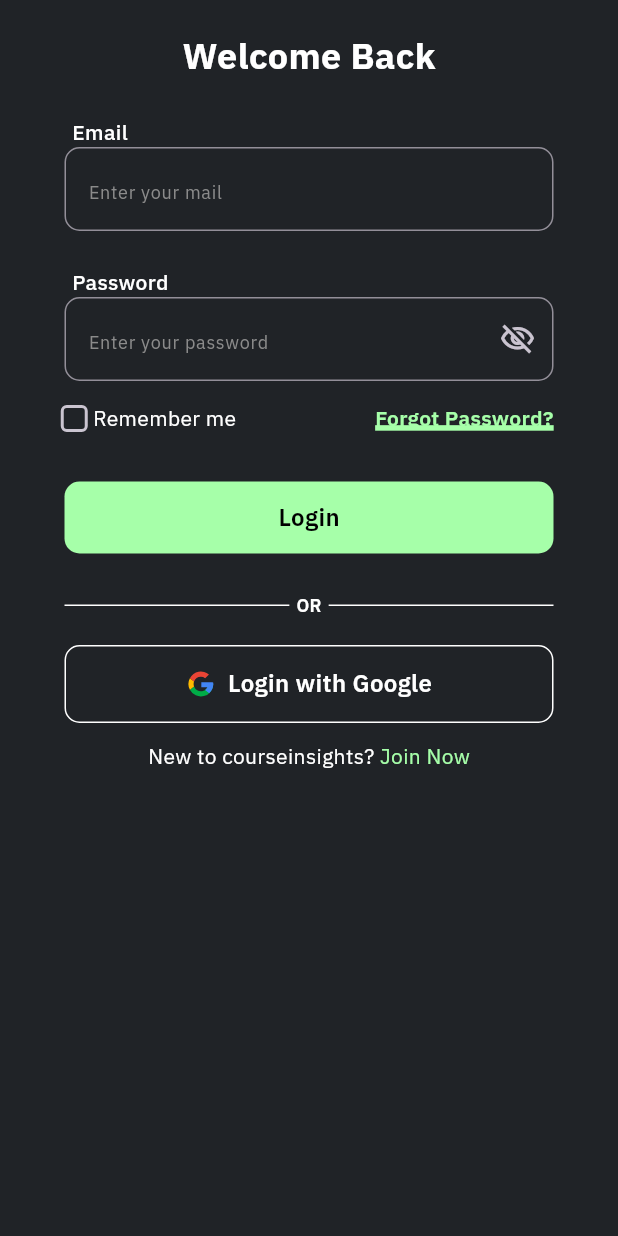
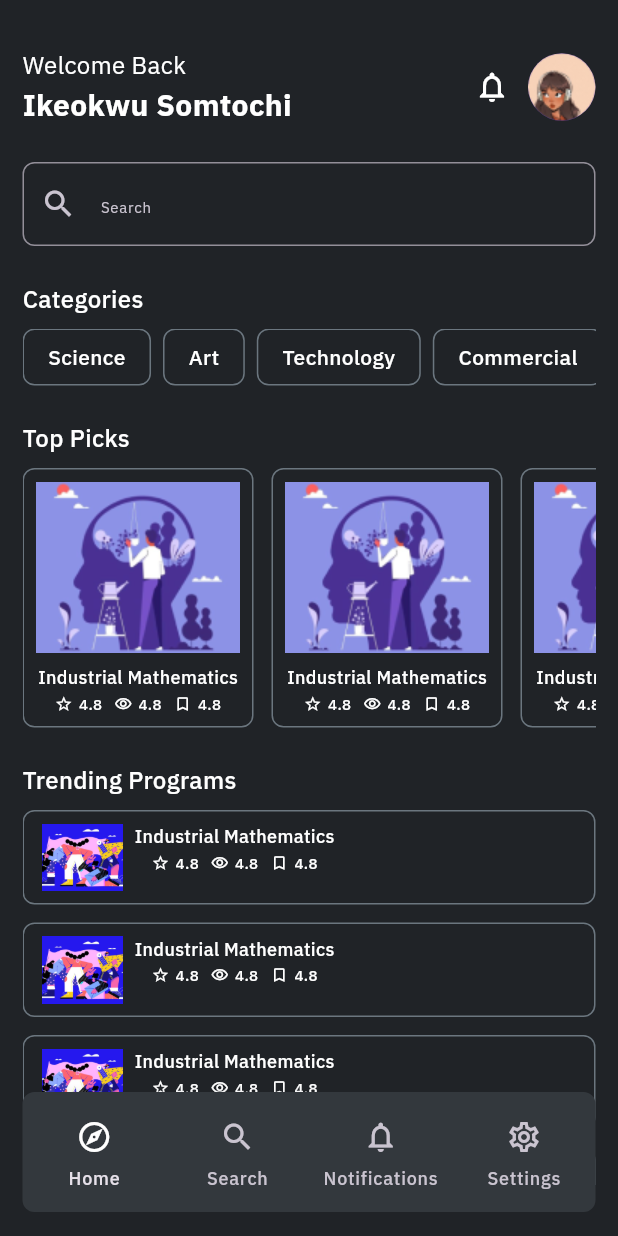
Before and after one commit to adebola-duf/courseinsights, a Flutter app: the LoginScreen screen opened directly, after a tap on "Login", on a phone screen of 412 x 824 dp. Run offline on Flutter 3.47's test engine with Material 3 defaults, Android fonts, the phone set to English and light mode, and no system bars; our stand-ins replace flutter_svg, gap, google_fonts.

```diff
--- /dev/null
+++ b/lib/screens/home_screen.dart
@@ -0,0 +1,428 @@
+import 'package:flutter/material.dart';
+import 'package:gap/gap.dart';
+
+class HomeScreen extends StatefulWidget {
+  const HomeScreen({super.key});
+
+  @override
+  State<HomeScreen> createState() => _HomeScreenState();
+}
+
+class _HomeScreenState extends State<HomeScreen> {
+  int _currentPageIndex = 0;
+  @override
+  Widget build(BuildContext context) {
+    return Scaffold(
+      extendBody: true,
+      resizeToAvoidBottomInset: false,
+      floatingActionButtonLocation: FloatingActionButtonLocation.centerFloat,
+      floatingActionButton: Container(
+        margin: const EdgeInsets.symmetric(horizontal: 15),
+        decoration: BoxDecoration(
+          boxShadow: const [
+            BoxShadow(
+              color: Color.fromRGBO(32, 35, 39, .25),
+              offset: Offset(0, 4), // changes position of shadow
+              spreadRadius: 0,
+              blurRadius: 8,
+            ),
+          ],
+          color: const Color.fromARGB(255, 51, 56, 61),
+          borderRadius: BorderRadius.circular(8),
+        ),
+        child: NavigationBar(
+          onDestinationSelected: (value) => setState(() {
+            _currentPageIndex = value;
+          }),
+          selectedIndex: _currentPageIndex,
+          indicatorColor: Colors.transparent,
+          destinations: const [
+            NavigationDestination(
+              selectedIcon: Icon(
+                Icons.explore_outlined,
+                color: Colors.white,
+              ),
+              icon: Icon(Icons.explore_outlined),
+              label: 'Home',
+            ),
+            NavigationDestination(
+              selectedIcon: Icon(
+                Icons.search,
+                color: Colors.white,
+              ),
+              icon: Icon(Icons.search),
+              label: 'Search',
+            ),
+            NavigationDestination(
+              selectedIcon: Icon(
+                Icons.notifications_outlined,
+                color: Colors.white,
+              ),
+              icon: Icon(Icons.notifications_outlined),
+              label: 'Notifications',
+            ),
+            NavigationDestination(
+              selectedIcon: Icon(
+                Icons.settings_outlined,
+                color: Colors.white,
+              ),
+              icon: Icon(Icons.settings_outlined),
+              label: 'Settings',
+            ),
+          ],
+          backgroundColor: Colors.transparent,
+        ),
+      ),
+      body: SafeArea(
+        child: SingleChildScrollView(
+          child: Padding(
+            padding: const EdgeInsets.symmetric(horizontal: 15),
+            child: Column(
+              crossAxisAlignment: CrossAxisAlignment.start,
+              children: [
+                const Gap(32),
+                const Row(
+                  children: [
+                    Column(
+                      crossAxisAlignment: CrossAxisAlignment.start,
+                      children: [
+                        Text(
+                          'Welcome Back',
+                          style: TextStyle(
+                            fontSize: 16,
+                            fontWeight: FontWeight.w400,
+                          ),
+                        ),
+                        Text(
+                          'Ikeokwu Somtochi',
+                          style: TextStyle(
+                            fontSize: 20,
+                            fontWeight: FontWeight.w700,
+                          ),
+                        ),
+                      ],
+                    ),
+                    Spacer(),
+                    Icon(Icons.notifications_outlined),
+                    Gap(12),
+                    CircleAvatar(
+                      radius: 22.5,
+                      backgroundImage: AssetImage('assets/images/avatar.png'),
+                    )
+                  ],
+                ),
+                const Gap(24),
+                TextField(
+                  decoration: InputDecoration(
+                    hintText: 'Search',
+                    hintStyle: const TextStyle(
+                      fontSize: 10,
+                      fontWeight: FontWeight.w400,
+                    ),
+                    prefixIcon: const Icon(Icons.search),
+                    border: OutlineInputBorder(
+                      borderRadius: BorderRadius.circular(8),
+                      borderSide: const BorderSide(
+                        color: Color.fromARGB(255, 203, 207, 210),
+                      ),
+                    ),
+                    focusedBorder: OutlineInputBorder(
+                      borderRadius: BorderRadius.circular(8),
+                      borderSide: const BorderSide(
+                        color: Color.fromARGB(255, 203, 207, 210),
+                      ),
+                    ),
+                  ),
+                ),
+                const Gap(24),
+                const Text(
+                  'Categories',
+                  style: TextStyle(
+                    fontWeight: FontWeight.w500,
+                    fontSize: 16,
+                  ),
+                ),
+                const Gap(8),
+                SingleChildScrollView(
+                  scrollDirection: Axis.horizontal,
+                  child: Row(
+                    children: [
+                      for (final subject in [
+                        'Science',
+                        'Art',
+                        'Technology',
+                        'Commercial',
+                        'Something',
+                        'Another thing'
+                      ])
+                        Padding(
+                          padding: const EdgeInsets.only(right: 8.0),
+                          child: SubjectContainer(subjectText: subject),
+                        )
+                    ],
+                  ),
+                ),
+                const Gap(24),
+                const Text(
+                  'Top Picks',
+                  style: TextStyle(
+                    fontSize: 16,
+                    fontWeight: FontWeight.w500,
+                  ),
+                ),
+                const Gap(8),
+                SingleChildScrollView(
+                  scrollDirection: Axis.horizontal,
+                  child: Row(
+                    children: [
+                      for (int i = 0; i < 10; i++)
+                        const Padding(
+                          padding: EdgeInsets.only(right: 12.0),
+                          child: CourseSquareCard(),
+                        ),
+                    ],
+                  ),
+                ),
+                const Gap(24),
+                const Text(
+                  'Trending Programs',
+                  style: TextStyle(
+                    fontSize: 16,
+                    fontWeight: FontWeight.w500,
+                  ),
+                ),
+                const Gap(8),
+                SizedBox(
+                  height: 250,
+                  child: ListView(
+                    children: [
+                      for (int i = 0; i < 4; i++)
+                        const Column(
+                          children: [
+                            CourseHorizontalCard(),
+                            Gap(12),
+                          ],
+                        )
+                    ],
+                  ),
+                )
+              ],
+            ),
+          ),
+        ),
+      ),
+    );
+  }
+}
+
+class SubjectContainer extends StatelessWidget {
+  const SubjectContainer({
+    super.key,
+    required this.subjectText,
+  });
+
+  final String subjectText;
+
+  @override
+  Widget build(BuildContext context) {
+    return Container(
+      padding: const EdgeInsets.symmetric(horizontal: 16, vertical: 8),
+      decoration: BoxDecoration(
+        color: Colors.transparent,
+        borderRadius: BorderRadius.circular(8),
+        border: Border.all(
+          color: const Color.fromARGB(255, 107, 118, 127),
+        ),
+      ),
+      child: Text(
+        subjectText,
+        style: const TextStyle(fontWeight: FontWeight.w500),
+      ),
+    );
+  }
+}
+
+class CourseSquareCard extends StatelessWidget {
+  const CourseSquareCard({
+    super.key,
+  });
+
+  @override
+  Widget build(BuildContext context) {
+    return Container(
+      padding: const EdgeInsets.all(8),
+      decoration: BoxDecoration(
+        borderRadius: BorderRadius.circular(8),
+        border: Border.all(
+          color: const Color.fromARGB(255, 107, 118, 127),
+        ),
+        color: Colors.transparent,
+      ),
+      child: Column(
+        mainAxisSize: MainAxisSize.min,
+        children: [
+          Image.asset(
+            'assets/images/neurology.png',
+            width: 136,
+            height: 114,
+          ),
+          const Gap(8),
+          const Text(
+            'Industrial Mathematics',
+            style: TextStyle(
+              fontSize: 12,
+              fontWeight: FontWeight.w500,
+            ),
+          ),
+          const Gap(2),
+          const Row(
+            mainAxisAlignment: MainAxisAlignment.spaceBetween,
+            children: [
+              Row(
+                children: [
+                  Icon(
+                    Icons.star_outline,
+                    size: 12,
+                  ),
+                  Gap(4),
+                  Text(
+                    '4.8',
+                    style: TextStyle(
+                      fontSize: 10,
+                      fontWeight: FontWeight.w500,
+                    ),
+                  ),
+                ],
+              ),
+              Gap(8),
+              Row(
+                children: [
+                  Icon(
+                    Icons.visibility_outlined,
+                    size: 12,
+                  ),
+                  Gap(4),
+                  Text(
+                    '4.8',
+                    style: TextStyle(
+                      fontSize: 10,
+                      fontWeight: FontWeight.w500,
+                    ),
+                  ),
+                ],
+              ),
+              Gap(8),
+              Row(
+                children: [
+                  Icon(
+                    Icons.bookmark_outline,
+                    size: 12,
+                  ),
+                  Gap(4),
+                  Text(
+                    '4.8',
+                    style: TextStyle(
+                      fontSize: 10,
+                      fontWeight: FontWeight.w500,
+                    ),
+                  ),
+                ],
+              ),
+            ],
+          ),
+        ],
+      ),
+    );
+  }
+}
+
+class CourseHorizontalCard extends StatelessWidget {
+  const CourseHorizontalCard({super.key});
+
+  @override
+  Widget build(BuildContext context) {
+    return Container(
+      height: 63,
+      padding: const EdgeInsets.symmetric(horizontal: 12, vertical: 8),
+      decoration: BoxDecoration(
+        borderRadius: BorderRadius.circular(8),
+        border: Border.all(
+          color: const Color.fromARGB(255, 107, 118, 127),
+        ),
+      ),
+      child: Row(
+        children: [
+          Image.asset('assets/images/chem-engine.png'),
+          const Gap(8),
+          const Column(
+            children: [
+              Text(
+                'Industrial Mathematics',
+                style: TextStyle(
+                  fontSize: 12,
+                  fontWeight: FontWeight.w500,
+                ),
+              ),
+              Gap(2),
+              Row(
+                mainAxisAlignment: MainAxisAlignment.spaceBetween,
+                children: [
+                  Row(
+                    children: [
+                      Icon(
+                        Icons.star_outline,
+                        size: 12,
+                      ),
+                      Gap(4),
+                      Text(
+                        '4.8',
+                        style: TextStyle(
+                          fontSize: 10,
+                          fontWeight: FontWeight.w500,
+                        ),
+                      ),
+                    ],
+                  ),
+                  Gap(8),
+                  Row(
+                    children: [
+                      Icon(
+                        Icons.visibility_outlined,
+                        size: 12,
+                      ),
+                      Gap(4),
+                      Text(
+                        '4.8',
+                        style: TextStyle(
+                          fontSize: 10,
+                          fontWeight: FontWeight.w500,
+                        ),
+                      ),
+                    ],
+                  ),
+                  Gap(8),
+                  Row(
+                    children: [
+                      Icon(
+                        Icons.bookmark_outline,
+                        size: 12,
+                      ),
+                      Gap(4),
+                      Text(
+                        '4.8',
+                        style: TextStyle(
+                          fontSize: 10,
+                          fontWeight: FontWeight.w500,
+                        ),
+                      ),
+                    ],
+                  ),
+                ],
+              ),
+            ],
+          )
+        ],
+      ),
+    );
+  }
+}
--- a/lib/screens/login_screen.dart
+++ b/lib/screens/login_screen.dart
@@ -1,3 +1,4 @@
+import 'package:courseinsights/screens/home_screen.dart';
 import 'package:courseinsights/screens/signup_screen.dart';
 import 'package:flutter/material.dart';
 import 'package:flutter_svg/svg.dart';
@@ -149,7 +150,11 @@ class _LoginScreenState extends State<LoginScreen> {
                 ),
                 const Gap(32),
                 GestureDetector(
-                  onTap: () {},
+                  onTap: () => Navigator.of(context).push(
+                    MaterialPageRoute(
+                      builder: (context) => const HomeScreen(),
+                    ),
+                  ),
                   child: Container(
                     height: 48,
                     width: double.infinity,
--- a/pubspec.yaml
+++ b/pubspec.yaml
@@ -64,6 +64,7 @@ flutter:
   # To add assets to your application, add an assets section, like this:
   assets:
     - assets/icons/
+    - assets/images/
   #   - images/a_dot_ham.jpeg
 
   # An image asset can refer to one or more resolution-specific "variants", see
```
Also changed, not shown: assets/images/avatar.png (added), assets/images/chem-engine.png (added), assets/images/industrial-math.png (added), assets/images/neurology.png (added).
